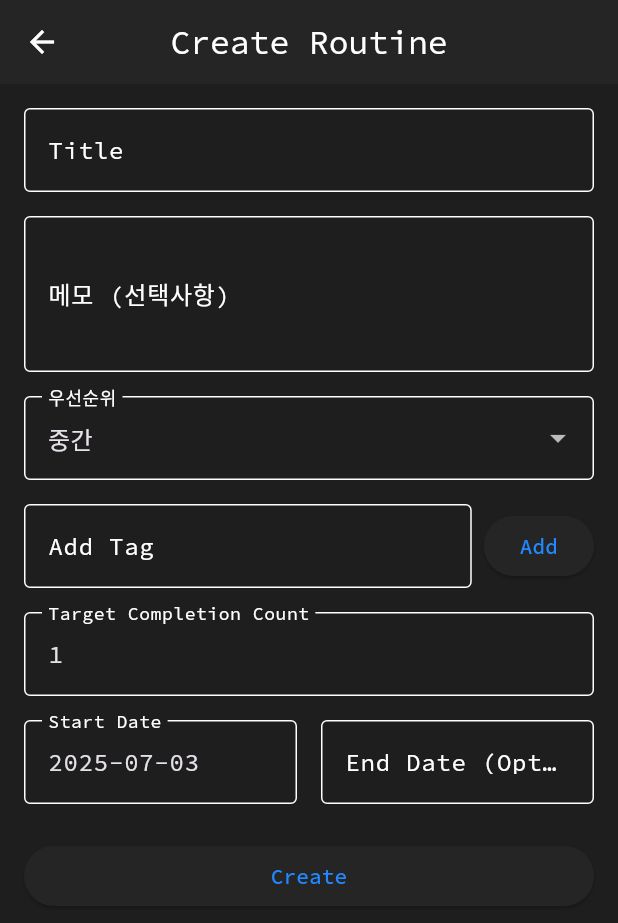
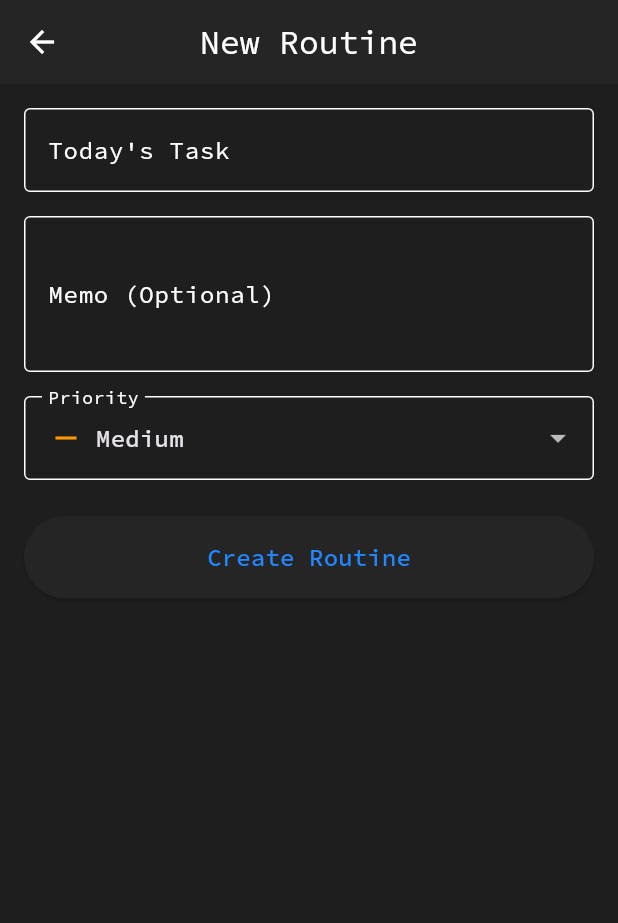
Before and after one commit to gyhcom/devroutine, a Flutter app: the screen it shows after launch, after a tap on the "add" icon, on a phone screen of 412 x 824 dp. Shown: the top 923 px of the screen. Run offline on Flutter 3.47's test engine with Material 3 defaults, Android fonts, the phone set to English and light mode, and no system bars; our stand-ins replace another_flushbar, auto_route, flutter_riverpod, freezed_annotation, google_fonts, hive and 2 more; accounts and stored records are empty; generated files the repository leaves out were written again.

Commit message:
FEAT: Update dashboard and routine form UI with English labels and improved layout
- Changed dashboard title and greeting to English.
- Updated routine list display to use a grid layout with routine cards.
- Enhanced routine form with clearer labels and hints in English.
- Removed unused fields from routine form and simplified the save logic.
- Improved notifications for routine creation and updates to English.

```diff
--- a/lib/features/routine/presentation/screens/dashboard_screen.dart
+++ b/lib/features/routine/presentation/screens/dashboard_screen.dart
@@ -1,7 +1,8 @@
 import 'package:auto_route/auto_route.dart';
 import 'package:devroutine/core/routing/app_router.dart';
 import 'package:devroutine/features/routine/presentation/providers/routine_provider.dart';
-import 'package:devroutine/features/routine/presentation/widgets/routine_list_item.dart';
+import 'package:devroutine/features/routine/presentation/utils/priority_color_util.dart';
+import 'package:devroutine/features/routine/presentation/widgets/routine_card.dart';
 import 'package:devroutine/features/routine/presentation/widgets/today_summary_card.dart';
 import 'package:flutter/material.dart';
 import 'package:flutter_riverpod/flutter_riverpod.dart';
@@ -15,7 +16,7 @@ class DashboardScreen extends ConsumerWidget {
   Widget build(BuildContext context, WidgetRef ref) {
     return Scaffold(
       appBar: AppBar(
-        title: const Text('DevRoutine 대시보드'),
+        title: const Text('MyRoutines Dashboard'),
         actions: [
           IconButton(
             icon: const Icon(Icons.add),
@@ -36,7 +37,7 @@ class DashboardScreen extends ConsumerWidget {
             const SizedBox(height: 16),
             _buildGoToRoutineList(context),
             const SizedBox(height: 16),
-            _buildTodayRoutines(),
+            _buildTodayRoutines(context, ref),
           ],
         ),
       ),
@@ -45,11 +46,11 @@ class DashboardScreen extends ConsumerWidget {
 
   Widget _buildGreeting() {
     final now = DateTime.now();
-    final formattedDate = DateFormat('yyyy년 M월 d일 EEEE', 'ko_KR').format(now);
+    final formattedDate = DateFormat('MMMM d, yyyy (EEEE)').format(now);
     return Column(
       crossAxisAlignment: CrossAxisAlignment.start,
       children: [
-        const Text('안녕하세요, 개발자님 👋',
+        const Text('Hello, Developer 👋',
             style: TextStyle(fontSize: 20, fontWeight: FontWeight.bold)),
         Text(formattedDate, style: const TextStyle(color: Colors.grey)),
       ],
@@ -60,16 +61,16 @@ class DashboardScreen extends ConsumerWidget {
     return ElevatedButton.icon(
       onPressed: () => context.router.push(const RoutineListRoute()),
       icon: const Icon(Icons.list),
-      label: const Text('루틴 전체 보기'),
+      label: const Text('View All Routines'),
     );
   }
 
-  Widget _buildTodayRoutines() {
+  Widget _buildTodayRoutines(BuildContext context, WidgetRef ref) {
     return Column(
       crossAxisAlignment: CrossAxisAlignment.start,
       children: [
         const Text(
-          '오늘의 루틴',
+          'Today\'s Routines',
           style: TextStyle(fontSize: 18, fontWeight: FontWeight.bold),
         ),
         const SizedBox(height: 8),
@@ -79,28 +80,45 @@ class DashboardScreen extends ConsumerWidget {
                   loaded: (routines) {
                     if (routines.isEmpty) {
                       return const Center(
-                        child: Text('오늘의 루틴이 없습니다.'),
+                        child: Padding(
+                          padding: EdgeInsets.symmetric(vertical: 24),
+                          child: Text('No routines for today'),
+                        ),
                       );
                     }
-                    return ListView.builder(
+
+                    // Calculate grid dimensions
+                    const crossAxisCount = 3;
+                    final itemCount = routines.length;
+
+                    // Calculate grid height based on number of items
+                    final rowCount = (itemCount / crossAxisCount).ceil();
+                    final gridHeight = rowCount * 120.0; // 각 카드의 높이를 120으로 설정
+
+                    return SizedBox(
+                      height: gridHeight,
+                      child: GridView.builder(
                         shrinkWrap: true,
                         physics: const NeverScrollableScrollPhysics(),
-                      itemCount: routines.length,
+                        gridDelegate:
+                            const SliverGridDelegateWithFixedCrossAxisCount(
+                          crossAxisCount: crossAxisCount,
+                          crossAxisSpacing: 10,
+                          mainAxisSpacing: 10,
+                          childAspectRatio: 1, // Square aspect ratio
+                        ),
+                        itemCount: itemCount,
                         itemBuilder: (context, index) {
                           final routine = routines[index];
-                        return RoutineListItem(
+                          return RoutineCard(
                             routine: routine,
+                            borderColor:
+                                getPriorityBorderColor(routine.priority),
                             onTap: () => context.router
                                 .push(RoutineFormRoute(routine: routine)),
-                          onToggleActive: () => ref
-                              .read(routineNotifierProvider.notifier)
-                              .toggleRoutineActive(routine.id),
-                          onDelete: () => ref
-                              .read(routineNotifierProvider.notifier)
-                              .deleteRoutine(routine.id),
-                          borderColor: Theme.of(context).primaryColor,
                           );
                         },
+                      ),
                     );
                   },
                   orElse: () => const Center(
--- a/lib/features/routine/presentation/screens/routine_form_screen.dart
+++ b/lib/features/routine/presentation/screens/routine_form_screen.dart
@@ -19,35 +19,20 @@ class _RoutineFormScreenState extends ConsumerState<RoutineFormScreen> {
   final _formKey = GlobalKey<FormState>();
   late TextEditingController _titleController;
   late TextEditingController _memoController;
-  late TextEditingController _tagController;
-  late DateTime _startDate;
-  DateTime? _endDate;
-  late int _targetCompletionCount;
-  String? _category;
   late Priority _priority;
-  final List<String> _tags = [];
 
   @override
   void initState() {
     super.initState();
     _titleController = TextEditingController(text: widget.routine?.title);
     _memoController = TextEditingController(text: widget.routine?.memo);
-    _tagController = TextEditingController();
-    _startDate = widget.routine?.startDate ?? DateTime.now();
-    _endDate = widget.routine?.endDate;
-    _targetCompletionCount = widget.routine?.targetCompletionCount ?? 1;
-    _category = widget.routine?.category;
     _priority = widget.routine?.priority ?? Priority.medium;
-    if (widget.routine != null) {
-      _tags.addAll(widget.routine!.tags);
-    }
   }
 
   @override
   void dispose() {
     _titleController.dispose();
     _memoController.dispose();
-    _tagController.dispose();
     super.dispose();
   }
 
@@ -55,7 +40,7 @@ class _RoutineFormScreenState extends ConsumerState<RoutineFormScreen> {
   Widget build(BuildContext context) {
     return Scaffold(
       appBar: AppBar(
-        title: Text(widget.routine == null ? 'Create Routine' : 'Edit Routine'),
+        title: Text(widget.routine == null ? 'New Routine' : 'Edit Routine'),
       ),
       body: Form(
         key: _formKey,
@@ -65,12 +50,13 @@ class _RoutineFormScreenState extends ConsumerState<RoutineFormScreen> {
             TextFormField(
               controller: _titleController,
               decoration: const InputDecoration(
-                labelText: 'Title',
+                labelText: 'Today\'s Task',
+                hintText: 'ex) Solve one algorithm problem',
                 border: OutlineInputBorder(),
               ),
               validator: (value) {
                 if (value == null || value.trim().isEmpty) {
-                  return 'Please enter a title';
+                  return 'Please enter a task';
                 }
                 return null;
               },
@@ -79,7 +65,8 @@ class _RoutineFormScreenState extends ConsumerState<RoutineFormScreen> {
             TextFormField(
               controller: _memoController,
               decoration: const InputDecoration(
-                labelText: '메모 (선택사항)',
+                labelText: 'Memo (Optional)',
+                hintText: 'Add additional notes',
                 border: OutlineInputBorder(),
               ),
               maxLines: 3,
@@ -88,25 +75,39 @@ class _RoutineFormScreenState extends ConsumerState<RoutineFormScreen> {
             DropdownButtonFormField<Priority>(
               value: _priority,
               decoration: const InputDecoration(
-                labelText: '우선순위',
+                labelText: 'Priority',
                 border: OutlineInputBorder(),
               ),
               items: Priority.values.map((priority) {
                 String label;
+                IconData icon;
+                Color color;
                 switch (priority) {
                   case Priority.high:
-                    label = '높음';
+                    label = 'High';
+                    icon = Icons.priority_high;
+                    color = Colors.red;
                     break;
                   case Priority.medium:
-                    label = '중간';
+                    label = 'Medium';
+                    icon = Icons.remove;
+                    color = Colors.orange;
                     break;
                   case Priority.low:
-                    label = '낮음';
+                    label = 'Low';
+                    icon = Icons.arrow_downward;
+                    color = Colors.green;
                     break;
                 }
                 return DropdownMenuItem(
                   value: priority,
-                  child: Text(label),
+                  child: Row(
+                    children: [
+                      Icon(icon, color: color),
+                      const SizedBox(width: 8),
+                      Text(label),
+                    ],
+                  ),
                 );
               }).toList(),
               onChanged: (value) {
@@ -117,102 +118,16 @@ class _RoutineFormScreenState extends ConsumerState<RoutineFormScreen> {
                 }
               },
             ),
-            const SizedBox(height: 16),
-            Row(
-              children: [
-                Expanded(
-                  child: TextFormField(
-                    controller: _tagController,
-                    decoration: const InputDecoration(
-                      labelText: 'Add Tag',
-                      border: OutlineInputBorder(),
-                    ),
-                  ),
-                ),
-                const SizedBox(width: 8),
-                ElevatedButton(
-                  onPressed: _addTag,
-                  child: const Text('Add'),
-                ),
-              ],
-            ),
-            if (_tags.isNotEmpty) ...[
-              const SizedBox(height: 8),
-              Wrap(
-                spacing: 8,
-                children: _tags.map((tag) {
-                  return Chip(
-                    label: Text(tag),
-                    onDeleted: () => _removeTag(tag),
-                  );
-                }).toList(),
-              ),
-            ],
-            const SizedBox(height: 16),
-            Row(
-              children: [
-                Expanded(
-                  child: TextFormField(
-                    controller: TextEditingController(
-                      text: _targetCompletionCount.toString(),
-                    ),
-                    decoration: const InputDecoration(
-                      labelText: 'Target Completion Count',
-                      border: OutlineInputBorder(),
-                    ),
-                    keyboardType: TextInputType.number,
-                    validator: (value) {
-                      if (value == null ||
-                          int.tryParse(value) == null ||
-                          int.parse(value) <= 0) {
-                        return 'Please enter a valid number';
-                      }
-                      return null;
-                    },
-                    onChanged: (value) {
-                      _targetCompletionCount =
-                          int.tryParse(value) ?? _targetCompletionCount;
-                    },
-                  ),
-                ),
-              ],
-            ),
-            const SizedBox(height: 16),
-            Row(
-              children: [
-                Expanded(
-                  child: TextFormField(
-                    controller: TextEditingController(
-                      text: _startDate.toString().split(' ')[0],
-                    ),
-                    decoration: const InputDecoration(
-                      labelText: 'Start Date',
-                      border: OutlineInputBorder(),
-                    ),
-                    readOnly: true,
-                    onTap: () => _selectDate(context, true),
-                  ),
-                ),
-                const SizedBox(width: 16),
-                Expanded(
-                  child: TextFormField(
-                    controller: TextEditingController(
-                      text: _endDate?.toString().split(' ')[0] ?? '',
-                    ),
-                    decoration: const InputDecoration(
-                      labelText: 'End Date (Optional)',
-                      border: OutlineInputBorder(),
-                    ),
-                    readOnly: true,
-                    onTap: () => _selectDate(context, false),
-                  ),
-                ),
-              ],
-            ),
             const SizedBox(height: 24),
             ElevatedButton(
               onPressed: _saveRoutine,
-              child: Text(widget.routine == null ? 'Create' : 'Update'),
+              style: ElevatedButton.styleFrom(
+                padding: const EdgeInsets.symmetric(vertical: 16),
+              ),
+              child: Text(
+                widget.routine == null ? 'Create Routine' : 'Update Routine',
+                style: const TextStyle(fontSize: 16),
+              ),
             ),
           ],
         ),
@@ -220,73 +135,32 @@ class _RoutineFormScreenState extends ConsumerState<RoutineFormScreen> {
     );
   }
 
-  void _addTag() {
-    final tag = _tagController.text.trim();
-    if (tag.isNotEmpty && !_tags.contains(tag)) {
-      setState(() {
-        _tags.add(tag);
-        _tagController.clear();
-      });
-    }
-  }
-
-  void _removeTag(String tag) {
-    setState(() {
-      _tags.remove(tag);
-    });
-  }
-
-  Future<void> _selectDate(BuildContext context, bool isStartDate) async {
-    final DateTime? picked = await showDatePicker(
-      context: context,
-      initialDate: isStartDate ? _startDate : (_endDate ?? _startDate),
-      firstDate: isStartDate ? DateTime.now() : _startDate,
-      lastDate: DateTime(2101),
-    );
-    if (picked != null) {
-      setState(() {
-        if (isStartDate) {
-          _startDate = picked;
-          if (_endDate != null && _endDate!.isBefore(_startDate)) {
-            _endDate = null;
-          }
-        } else {
-          _endDate = picked;
-        }
-      });
-    }
-  }
-
   Future<void> _saveRoutine() async {
     if (_formKey.currentState!.validate()) {
+      final now = DateTime.now();
       final routine = widget.routine == null
           ? Routine.create(
               title: _titleController.text.trim(),
               memo: _memoController.text.trim(),
-              tags: _tags,
-              targetCompletionCount: _targetCompletionCount,
-              startDate: _startDate,
-              endDate: _endDate,
-              category: _category,
+              tags: [],
+              targetCompletionCount: 1,
+              startDate: now,
+              endDate: DateTime(now.year, now.month, now.day, 23, 59, 59),
               priority: _priority,
             )
           : widget.routine!.copyWith(
               title: _titleController.text.trim(),
               memo: _memoController.text.trim(),
-              tags: _tags,
-              targetCompletionCount: _targetCompletionCount,
-              startDate: _startDate,
-              endDate: _endDate,
-              category: _category,
               priority: _priority,
+              updatedAt: now,
             );
 
       if (widget.routine == null) {
         ref.read(routineNotifierProvider.notifier).createRoutine(routine);
-        await showTopMessage(context, '✅ 루틴이 생성되었습니다!');
+        await showTopMessage(context, '✅ Routine created successfully!');
       } else {
         ref.read(routineNotifierProvider.notifier).updateRoutine(routine);
-        await showTopMessage(context, '✅ 루틴이 업데이트되었습니다!');
+        await showTopMessage(context, '✅ Routine updated successfully!');
       }
 
       context.router.pop();
--- a/lib/features/routine/presentation/screens/routine_list_screen.dart
+++ b/lib/features/routine/presentation/screens/routine_list_screen.dart
@@ -73,8 +73,8 @@ class RoutineListScreen extends ConsumerWidget {
                 showTopMessage(
                     context,
                     updatedRoutine.isActive
-                        ? '✅ 루틴이 활성화되었습니다!'
-                        : '✅ 루틴이 비활성화되었습니다!');
+                        ? '✅ Routine activated!'
+                        : '✅ Routine deactivated!');
               },
               onDelete: () {
                 ref
--- a/lib/features/routine/presentation/widgets/today_summary_card.dart
+++ b/lib/features/routine/presentation/widgets/today_summary_card.dart
@@ -29,8 +29,8 @@ class TodaySummaryCard extends ConsumerWidget {
                 Row(
                   mainAxisAlignment: MainAxisAlignment.spaceBetween,
                   children: [
-                    _buildItem('📌 오늘 루틴', '$todayCount개'),
-                    _buildItem('✅ 완료', '$doneCount개'),
+                    _buildItem('📌 Today\'s Tasks', '$todayCount'),
+                    _buildItem('✅ Completed', '$doneCount'),
                   ],
                 ),
                 const SizedBox(height: 12),
@@ -45,7 +45,7 @@ class TodaySummaryCard extends ConsumerWidget {
                 ),
                 const SizedBox(height: 4),
                 Text(
-                  '${progress.toStringAsFixed(1)}% 완료',
+                  '${progress.toStringAsFixed(1)}% Complete',
                   style: TextStyle(
                     color: Colors.grey[600],
                     fontSize: 12,
```
Also changed, not shown: lib/features/routine/presentation/widgets/routine_card.dart (added, +119 -0 lines). Lines whose indentation alone changed are shown as unchanged.
